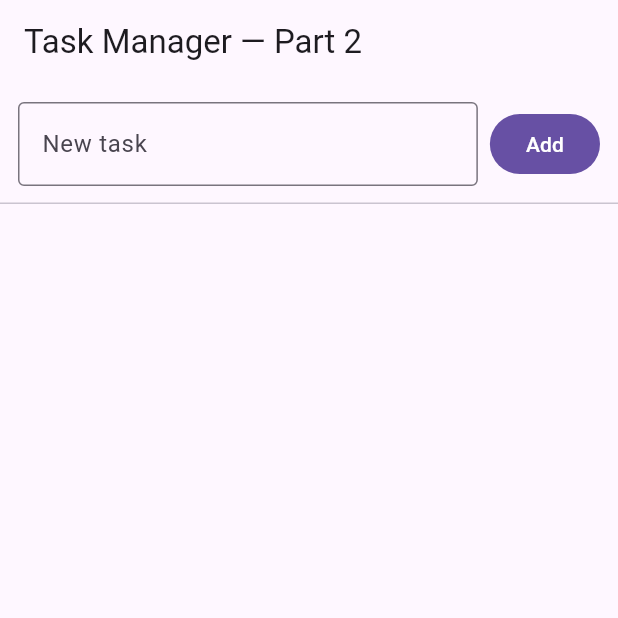
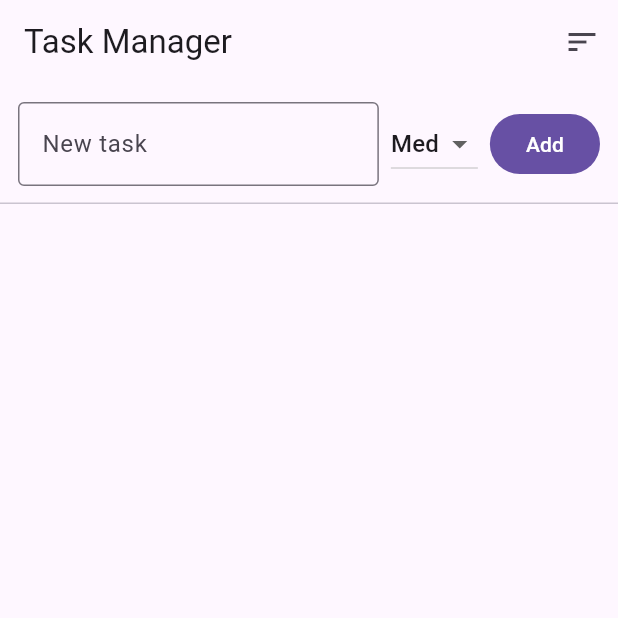
Before and after one commit to brockeh8/cw3, a Flutter app: the screen it shows after launch, on a phone screen of 412 x 824 dp, the top half of it. Run offline on Flutter 3.47's test engine with Material 3 defaults, Android fonts, the phone set to English and light mode, and no system bars.

Commit message:
Added the sort feature based on importance

```diff
--- a/lib/main.dart
+++ b/lib/main.dart
@@ -5,7 +5,8 @@ void main() => runApp(const MaterialApp(home: TaskApp()));
 class Task {
   String name;
   bool done;
-  Task(this.name, {this.done = false});
+  int pr; // 0=Low, 1=Med, 2=High
+  Task(this.name, {this.done = false, this.pr = 1});
 }
 
 class TaskApp extends StatefulWidget {
@@ -16,13 +17,16 @@ class TaskApp extends StatefulWidget {
 
 class _TaskAppState extends State<TaskApp> {
   final _c = TextEditingController();
+  final _labels = const ['Low', 'Med', 'High'];
   final _tasks = <Task>[];
+  int _selPr = 1;
+  bool _highFirst = true;
 
   void _add() {
     final t = _c.text.trim();
     if (t.isEmpty) return;
     setState(() {
-      _tasks.add(Task(t));
+      _tasks.add(Task(t, pr: _selPr));
       _c.clear();
     });
   }
@@ -31,10 +35,23 @@ class _TaskAppState extends State<TaskApp> {
 
   void _delete(int i) => setState(() => _tasks.removeAt(i));
 
+  void _sort() {
+    setState(() {
+      _tasks.sort((a, b) {
+        final cmp = b.pr.compareTo(a.pr); // high --> low
+        return _highFirst ? cmp : -cmp;
+      });
+      _highFirst = !_highFirst;
+    });
+  }
+
   @override
   Widget build(BuildContext context) {
     return Scaffold(
-      appBar: AppBar(title: const Text('Task Manager — Part 2')),
+      appBar: AppBar(
+        title: const Text('Task Manager'),
+        actions: [IconButton(onPressed: _sort, icon: const Icon(Icons.sort))],
+      ),
       body: Column(
         children: [
           Padding(
@@ -51,6 +68,12 @@ class _TaskAppState extends State<TaskApp> {
                 ),
               ),
               const SizedBox(width: 8),
+              DropdownButton<int>(
+                value: _selPr,
+                items: List.generate(3, (i) => DropdownMenuItem(value: i, child: Text(_labels[i]))),
+                onChanged: (v) => setState(() => _selPr = v ?? 1),
+              ),
+              const SizedBox(width: 8),
               FilledButton(onPressed: _add, child: const Text('Add')),
             ]),
           ),
@@ -63,7 +86,7 @@ class _TaskAppState extends State<TaskApp> {
                 return ListTile(
                   leading: Checkbox(value: t.done, onChanged: (v) => _toggle(i, v)),
                   title: Text(
-                    t.name,
+                    '${t.name}  [${_labels[t.pr]}]',
                     style: TextStyle(decoration: t.done ? TextDecoration.lineThrough : null),
                   ),
                   trailing: IconButton(
```
